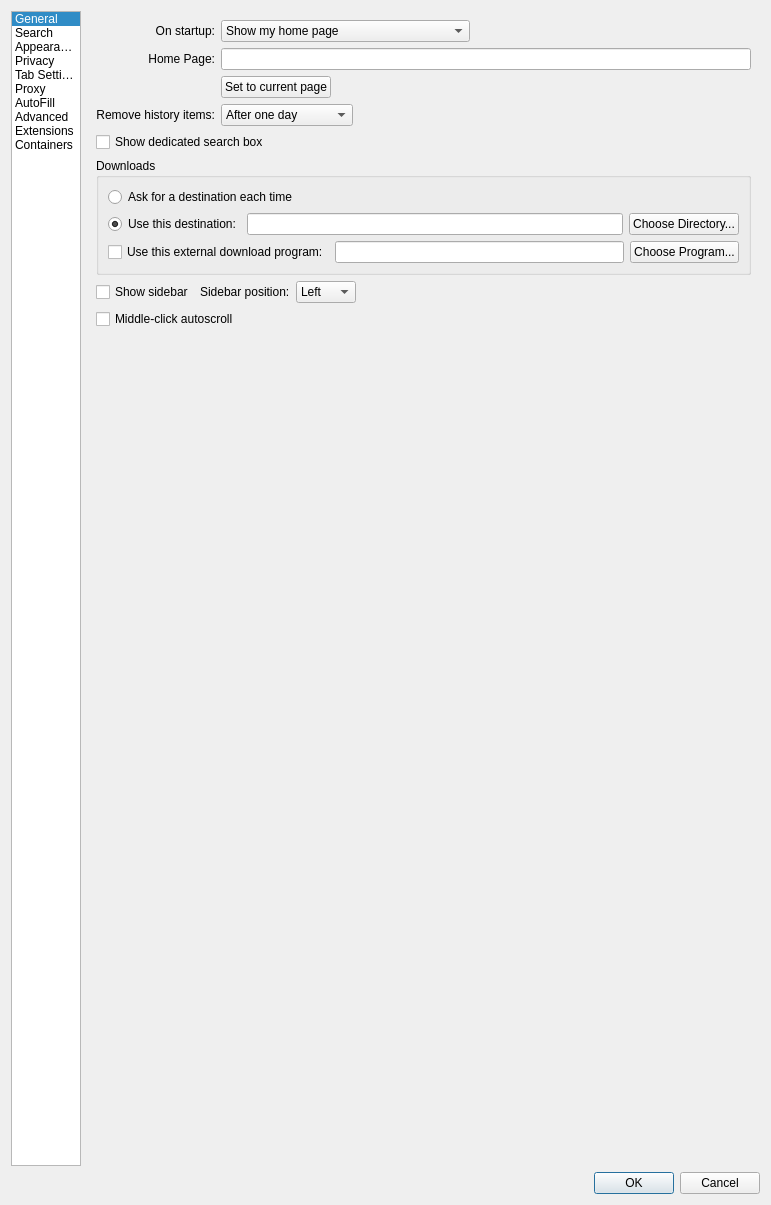
Above: src/settings.ui from IT-Space-2026/arktos before the change. Below: the same form after it.
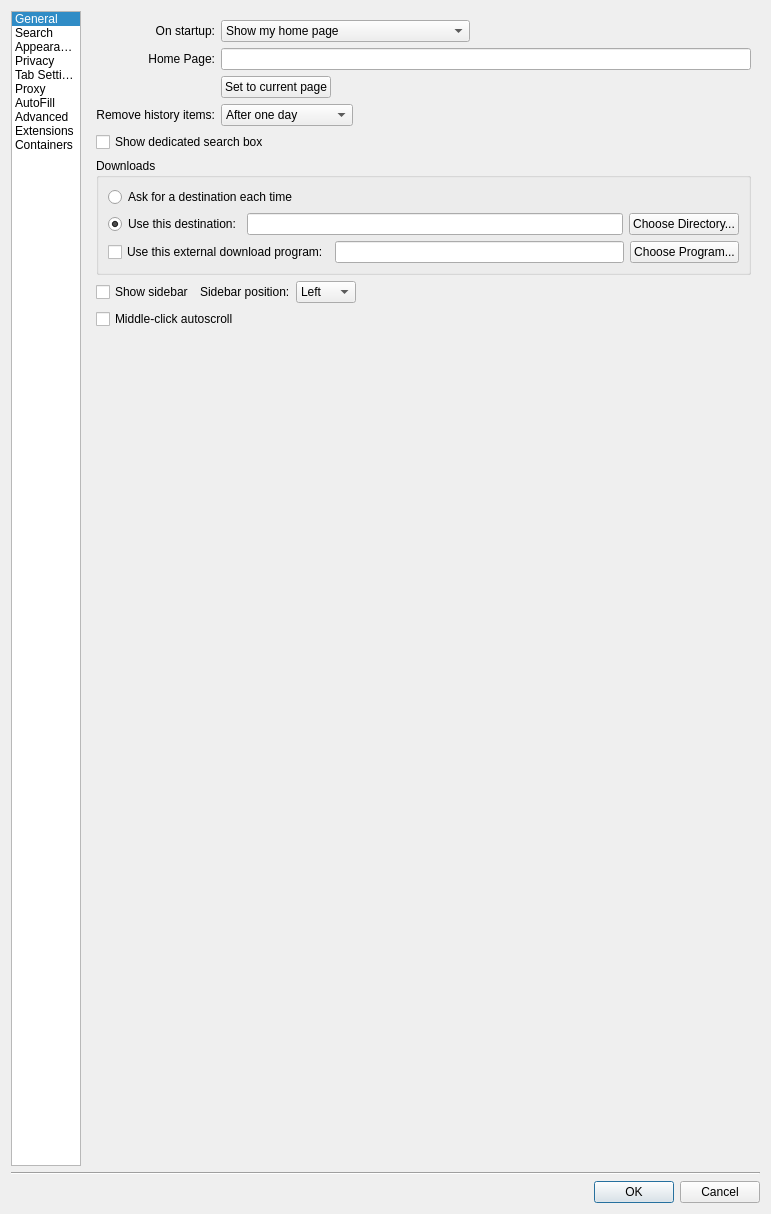
That is the form after the change.

Commit message: PREFUI02: Preferences density pass + slim right-aligned footer strip

```diff
--- a/src/settings.ui
+++ b/src/settings.ui
@@ -14,8 +14,24 @@
    <string>Preferences</string>
   </property>
   <layout class="QGridLayout" name="gridLayout">
-   <item row="2" column="0">
+   <item row="1" column="0">
+    <widget class="QFrame" name="footerLine">
+     <property name="frameShape">
+      <enum>QFrame::HLine</enum>
+     </property>
+     <property name="frameShadow">
+      <enum>QFrame::Sunken</enum>
+     </property>
+    </widget>
+   </item>
+   <item row="2" column="0" alignment="Qt::AlignRight">
     <widget class="QDialogButtonBox" name="buttonBox">
+     <property name="sizePolicy">
+      <sizepolicy hsizetype="Maximum" vsizetype="Fixed">
+       <horstretch>0</horstretch>
+       <verstretch>0</verstretch>
+      </sizepolicy>
+     </property>
      <property name="orientation">
       <enum>Qt::Horizontal</enum>
      </property>
```
The commit also changes 6 other files.
